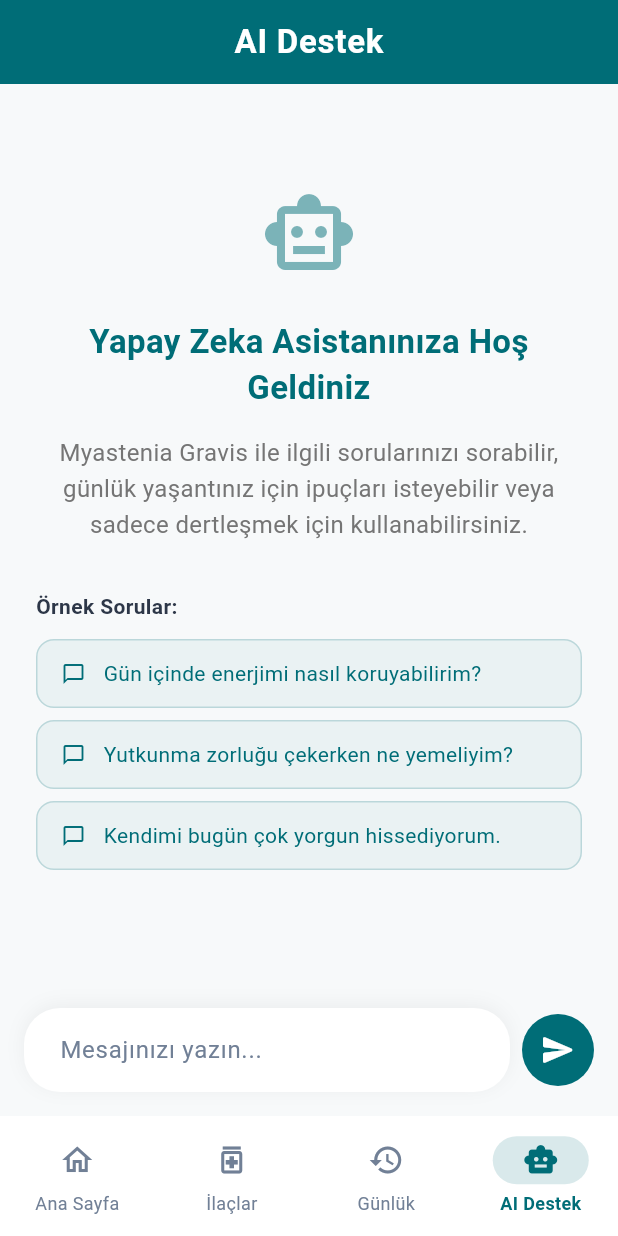
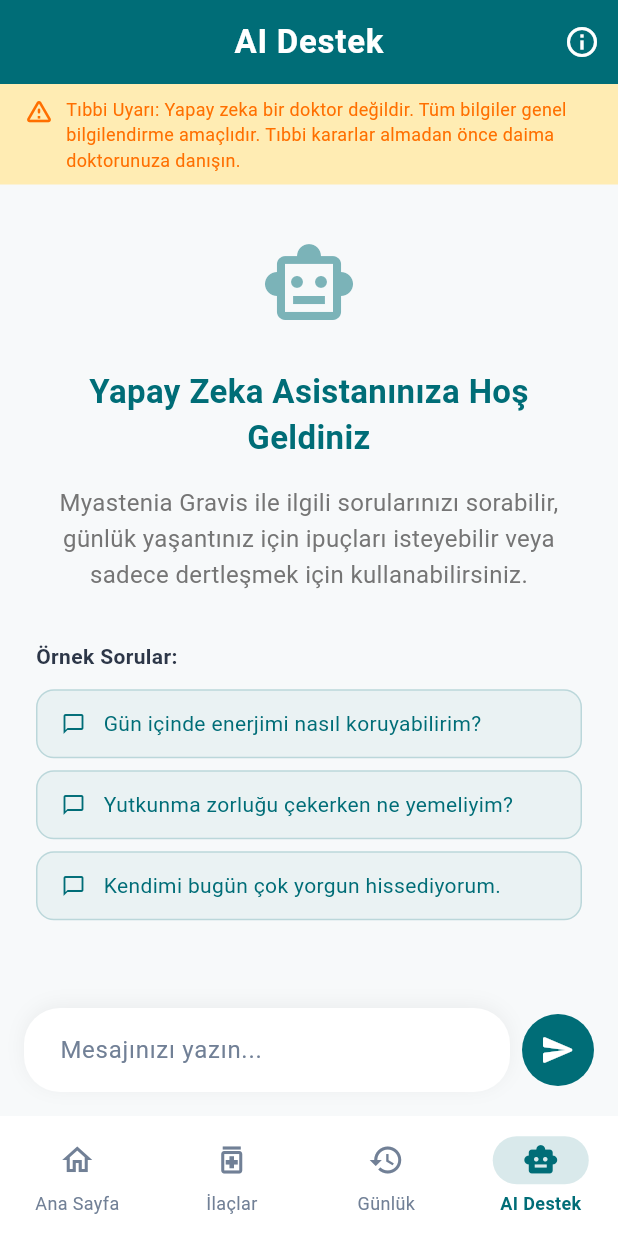
Before and after one commit to berkayyozzz/mg, a Flutter app: the screen it shows after launch, item 4 of the bottom bar chosen, on a phone screen of 412 x 824 dp. Run offline on Flutter 3.47's test engine with Material 3 defaults, Android fonts, the phone set to English and light mode, and no system bars; our stand-ins replace fl_chart, flutter_local_notifications, google_generative_ai, shared_preferences, timezone; network calls fail.

Commit message:
Fix App Store Guideline 1.4.1 Rejections: Added medical disclaimers and citations

```diff
--- a/lib/ai_chat_service.dart
+++ b/lib/ai_chat_service.dart
@@ -11,10 +11,10 @@ class AIChatService {
 
     try {
       final model = GenerativeModel(model: 'gemini-2.5-flash', apiKey: _apiKey);
-      final content = [Content.text("Sen bir Myastenia Gravis (MG) destek asistanısın. Kullanıcılara nazikçe yardımcı ol ama asla tıbbi teşhis koyma. Her zaman doktorlarına danışmalarını hatırlat. Soru: $prompt")];
+      final content = [Content.text("Sen bir Myastenia Gravis (MG) destek asistanısın. Kullanıcılara nazikçe yardımcı ol ama asla tıbbi teşhis koyma. Her zaman doktorlarına danışmalarını hatırlat. Verdiğin tıbbi veya sağlıkla ilgili her bilginin kaynağını/linkini MUTLAKA cevabının sonuna ekle (örneğin Mayo Clinic, NIH, MGFA vb. linkleri). Soru: $prompt")];
       final response = await model.generateContent(content);
 
-      return "${response.text}\n\n⚠️ NOT: Bu bilgiler genel bilgilendirme amaçlıdır, kesinlikle doktor tavsiyesi yerine geçmez.";
+      return "${response.text}\n\n⚠️ NOT: Bu bilgiler genel bilgilendirme amaçlıdır, yapay zeka tarafından oluşturulmuştur ve kesinlikle doktor tavsiyesi yerine geçmez.";
     } catch (e) {
       return "Bir hata oluştu: $e\n\nLütfen daha sonra tekrar deneyin.";
     }
--- a/lib/app_localizations.dart
+++ b/lib/app_localizations.dart
@@ -81,6 +81,9 @@ class AppLocalizations {
       'ai_error': 'Öneri yüklenirken bir hata oluştu.',
       'tips_loading': 'Tavsiyeler yükleniyor...',
       'type_message': 'Mesajınızı yazın...',
+      'ai_disclaimer': 'Tıbbi Uyarı: Yapay zeka bir doktor değildir. Tüm bilgiler genel bilgilendirme amaçlıdır. Tıbbi kararlar almadan önce daima doktorunuza danışın.',
+      'sources': 'Kaynaklar',
+      'sources_desc': 'Yapay zeka yanıtlarını oluştururken ve uygulamanın genel bilgilendirmesinde temel alınan güvenilir tıbbi kaynaklar:\n\n• Myasthenia Gravis Foundation of America (MGFA)\n  https://myasthenia.org/\n\n• National Institutes of Health (NIH)\n  https://www.nih.gov/\n\n• Dünya Sağlık Örgütü (WHO)\n  https://www.who.int/',
 
       'energy_saved': 'Enerji seviyeniz başarıyla kaydedildi.',
       'select_period': 'Hangi vakit için giriş yapıyorsunuz?',
@@ -175,6 +178,9 @@ class AppLocalizations {
       'ai_error': 'An error occurred loading recommendations.',
       'tips_loading': 'Loading tips...',
       'type_message': 'Type your message...',
+      'ai_disclaimer': 'Medical Disclaimer: AI is not a doctor. This information is for general informational purposes. Always consult your physician before making medical decisions.',
+      'sources': 'Sources & Info',
+      'sources_desc': 'The AI recommendations and app content use the following reliable medical sources for reference:\n\n• Myasthenia Gravis Foundation of America (MGFA)\n  https://myasthenia.org/\n\n• National Institutes of Health (NIH)\n  https://www.nih.gov/\n\n• World Health Organization (WHO)\n  https://www.who.int/',
 
       'energy_saved': 'Energy level saved successfully.',
       'select_period': 'Which period are you logging for?',
--- a/lib/main.dart
+++ b/lib/main.dart
@@ -773,6 +773,24 @@ class _AIChatScreenState extends State<AIChatScreen> {
       appBar: AppBar(
         title: Text(AppLocalizations.t('ai_support'), style: const TextStyle(fontWeight: FontWeight.w700, fontSize: 22, letterSpacing: 0.5)),
         actions: [
+          IconButton(
+            icon: const Icon(Icons.info_outline),
+            onPressed: () {
+              showDialog(
+                context: context,
+                builder: (context) => AlertDialog(
+                  title: Text(AppLocalizations.t('sources')),
+                  content: Text(AppLocalizations.t('sources_desc')),
+                  actions: [
+                    TextButton(
+                      onPressed: () => Navigator.pop(context),
+                      child: const Text('OK'),
+                    ),
+                  ],
+                ),
+              );
+            },
+          ),
           if (messages.isNotEmpty)
             IconButton(
               icon: const Icon(Icons.delete_sweep_outlined),
@@ -805,6 +823,24 @@ class _AIChatScreenState extends State<AIChatScreen> {
       ),
       body: Column(
         children: [
+          Container(
+            padding: const EdgeInsets.symmetric(horizontal: 16, vertical: 8),
+            color: Colors.amber.shade100,
+            width: double.infinity,
+            child: Row(
+              crossAxisAlignment: CrossAxisAlignment.start,
+              children: [
+                Icon(Icons.warning_amber_rounded, color: Colors.amber.shade900, size: 20),
+                const SizedBox(width: 8),
+                Expanded(
+                  child: Text(
+                    AppLocalizations.t('ai_disclaimer'),
+                    style: TextStyle(fontSize: 12, color: Colors.amber.shade900),
+                  ),
+                ),
+              ],
+            ),
+          ),
           Expanded(
             child: messages.isEmpty
                 ? Center(
```
Also changed, not shown: logcat_dump.txt (added).
